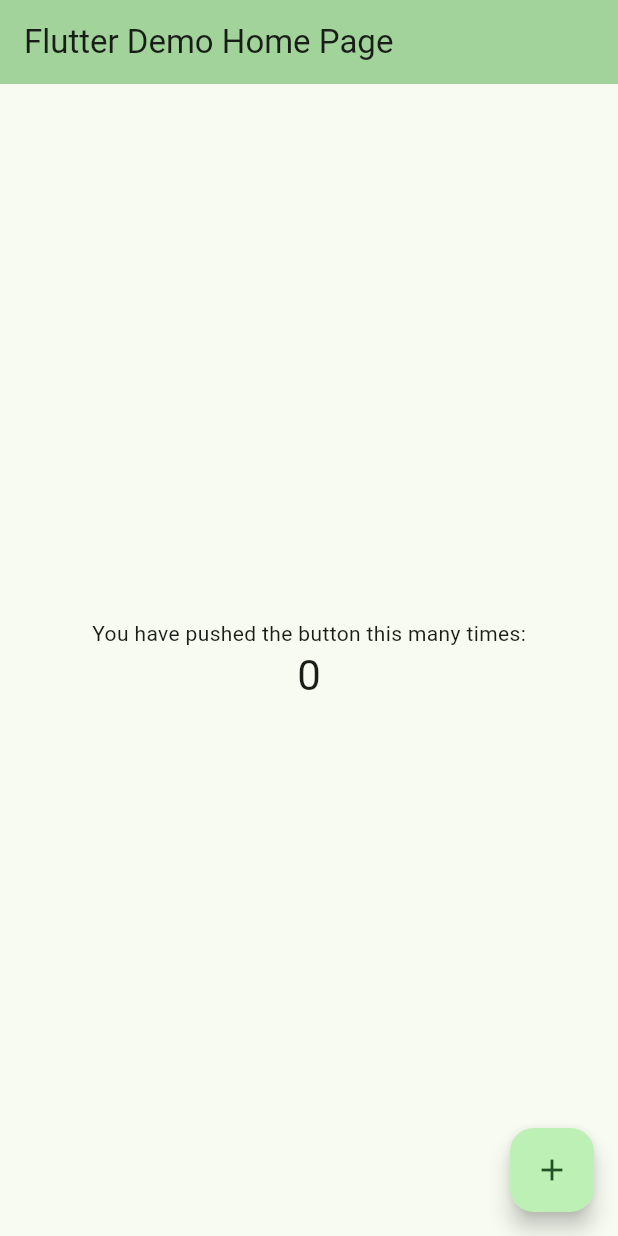
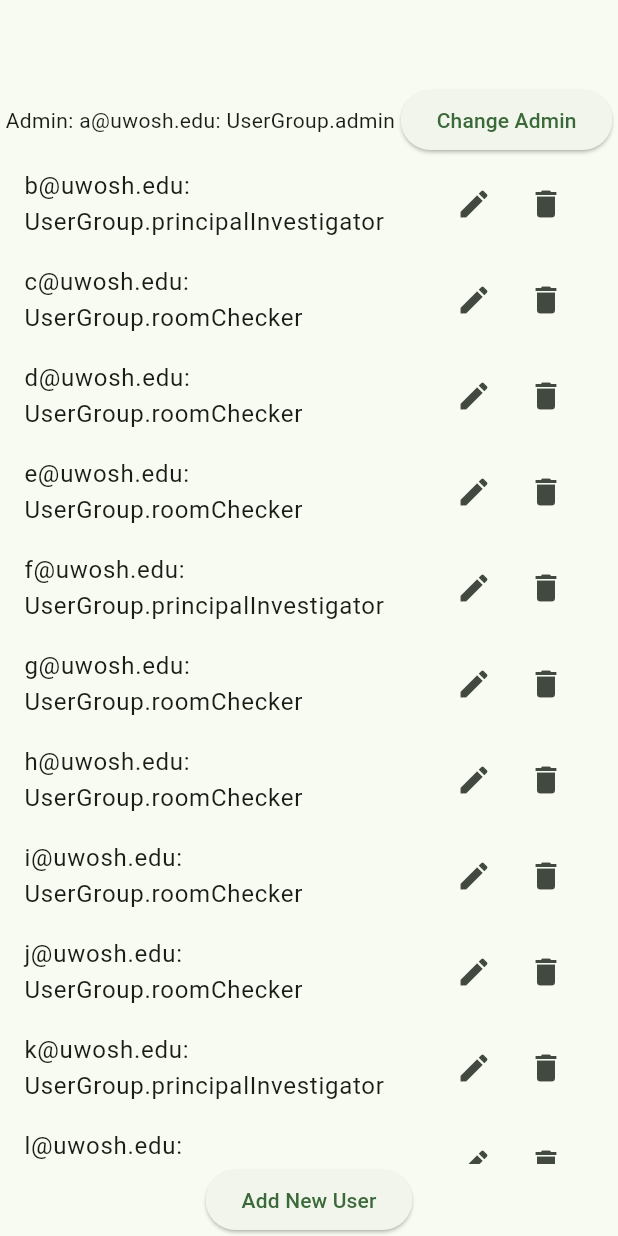
Before and after one commit to aljohnston112/AnimalRoomTaskManager, a Flutter app: the screen it shows after launch, on a phone screen of 412 x 824 dp. Run offline on Flutter 3.47's test engine with Material 3 defaults, Android fonts, the phone set to English and light mode, and no system bars; missing offline and left inert: postgres; accounts and stored records are empty.

Commit message:
Prototype of the user management screen is done

```diff
--- /dev/null
+++ b/lib/add_user_page.dart
@@ -0,0 +1,110 @@
+import 'package:flutter/material.dart';
+
+import 'user_repository.dart';
+
+class AddNewUserPage extends StatefulWidget {
+  final String? user;
+  final UserGroup? userGroup;
+
+  const AddNewUserPage(this.user, this.userGroup, {super.key});
+
+  @override
+  State<StatefulWidget> createState() {
+    return _AddNewUserState();
+  }
+}
+
+class _AddNewUserState extends State<AddNewUserPage> {
+  final _formKey = GlobalKey<FormState>();
+  final _emailController = TextEditingController();
+  UserGroup? selectedGroup;
+
+  _AddNewUserState();
+
+  @override
+  void initState() {
+    super.initState();
+    if (widget.user != null) {
+      _emailController.text = widget.user!;
+    }
+    selectedGroup = widget.userGroup;
+  }
+
+  @override
+  Widget build(BuildContext context) {
+    return Form(
+      key: _formKey,
+      child: Scaffold(
+        body: Column(
+          mainAxisAlignment: MainAxisAlignment.spaceEvenly,
+          children: [
+            _buildEmailTextFormField(),
+            _buildUserGroupDropdown(),
+            _buildAddUserButton(context),
+          ],
+        ),
+      ),
+    );
+  }
+
+  Widget _buildEmailTextFormField() {
+    if (widget.user != null) {}
+    return TextFormField(
+      controller: _emailController,
+      decoration: const InputDecoration(hintText: "Email"),
+      validator: _validateEmail,
+    );
+  }
+
+  String? _validateEmail(String? value) {
+    if (value == null || !RegExp(r'^.+@uwosh\.edu$').hasMatch(value)) {
+      return 'Email must include @uwosh.edu';
+    }
+    return null;
+  }
+
+  DropdownButtonFormField<UserGroup> _buildUserGroupDropdown() {
+    return DropdownButtonFormField<UserGroup>(
+      decoration: const InputDecoration(hintText: "User Group"),
+      items: UserGroup.values
+          .where((group) {
+        return group != UserGroup.admin;
+      })
+          .map((group) {
+        return DropdownMenuItem(value: group, child: Text(group.name));
+      })
+          .toList(),
+      initialValue: selectedGroup,
+      onChanged: (value) {
+        selectedGroup = value;
+      },
+      validator: (value) {
+        if (value == null) {
+          return 'Please select a user group';
+        }
+        return null;
+      },
+    );
+  }
+
+  ElevatedButton _buildAddUserButton(BuildContext context) {
+    return ElevatedButton(
+      onPressed: () async {
+        if (_formKey.currentState!.validate()) {
+          Navigator.pop(
+            context,
+            AddUserResult(email: _emailController.text, group: selectedGroup!),
+          );
+        }
+      },
+      child: Text("Add User"),
+    );
+  }
+}
+
+class AddUserResult {
+  final String email;
+  final UserGroup group;
+
+  AddUserResult({required this.email, required this.group});
+}
--- /dev/null
+++ b/lib/admin_transfer_page.dart
@@ -0,0 +1,58 @@
+import 'dart:collection';
+
+import 'package:flutter/material.dart';
+
+import 'user_repository.dart';
+
+class AdminTransferPage extends StatefulWidget {
+  final UnmodifiableListView<User> users;
+
+  const AdminTransferPage(this.users, {super.key});
+
+  @override
+  State<AdminTransferPage> createState() => _AdminTransferPageState();
+}
+
+class _AdminTransferPageState extends State<AdminTransferPage> {
+  User? selectedUser;
+
+  @override
+  Widget build(BuildContext context) {
+    return Scaffold(
+      appBar: AppBar(title: const Text("Admin Transfer")),
+      body: Column(
+        children: [_buildDropdownForUserList(), _buildConfirmButton(context)],
+      ),
+    );
+  }
+
+  DropdownButtonFormField<User> _buildDropdownForUserList() {
+    return DropdownButtonFormField<User>(
+      initialValue: selectedUser,
+      items: widget.users
+          .where((u) => u.group != UserGroup.admin)
+          .map((u) => DropdownMenuItem(value: u, child: Text(u.toString())))
+          .toList(),
+      onChanged: (value) {
+        setState(() {
+          selectedUser = value;
+        });
+      },
+      validator: _validateSelectedUser,
+    );
+  }
+
+  String? _validateSelectedUser(User? _) {
+    if (selectedUser == null || selectedUser!.group != UserGroup.admin) {
+      return "Please select a new admin";
+    }
+    return null;
+  }
+
+  ElevatedButton _buildConfirmButton(BuildContext context) {
+    return ElevatedButton(
+      onPressed: () => Navigator.pop(context, selectedUser),
+      child: const Text("Confirm"),
+    );
+  }
+}
--- a/lib/main.dart
+++ b/lib/main.dart
@@ -1,123 +1,30 @@
 import 'package:animal_room_task_manager/postgresql_client/Database.dart';
+import 'package:animal_room_task_manager/user_list_model.dart';
+import 'package:animal_room_task_manager/user_management_screen.dart';
+import 'package:animal_room_task_manager/user_repository.dart';
 import 'package:flutter/material.dart';
 
 Future<void> main() async {
   final database = await Database.create();
-  runApp(const MyApp());
+  var userRepository = UserRepository();
+  runApp(MyApp(userRepository));
 }
 
 class MyApp extends StatelessWidget {
-  const MyApp({super.key});
+  final UserRepository userRepository;
 
-  // This widget is the root of your application.
+  const MyApp(this.userRepository, {super.key});
+
   @override
   Widget build(BuildContext context) {
     return MaterialApp(
       title: 'Flutter Demo',
-      theme: ThemeData(
-        // This is the theme of your application.
-        //
-        // TRY THIS: Try running your application with "flutter run". You'll see
-        // the application has a purple toolbar. Then, without quitting the app,
-        // try changing the seedColor in the colorScheme below to Colors.green
-        // and then invoke "hot reload" (save your changes or press the "hot
-        // reload" button in a Flutter-supported IDE, or press "r" if you used
-        // the command line to start the app).
-        //
-        // Notice that the counter didn't reset back to zero; the application
-        // state is not lost during the reload. To reset the state, use hot
-        // restart instead.
-        //
-        // This works for code too, not just values: Most code changes can be
-        // tested with just a hot reload.
-        colorScheme: .fromSeed(seedColor: Colors.green),
-      ),
-      home: const MyHomePage(title: 'Flutter Demo Home Page'),
-    );
-  }
-}
-
-class MyHomePage extends StatefulWidget {
-  const MyHomePage({super.key, required this.title});
-
-  // This widget is the home page of your application. It is stateful, meaning
-  // that it has a State object (defined below) that contains fields that affect
-  // how it looks.
-
-  // This class is the configuration for the state. It holds the values (in this
-  // case the title) provided by the parent (in this case the App widget) and
-  // used by the build method of the State. Fields in a Widget subclass are
-  // always marked "final".
-
-  final String title;
-
-  @override
-  State<MyHomePage> createState() => _MyHomePageState();
-}
-
-class _MyHomePageState extends State<MyHomePage> {
-  int _counter = 0;
-
-  void _incrementCounter() {
-    setState(() {
-      // This call to setState tells the Flutter framework that something has
-      // changed in this State, which causes it to rerun the build method below
-      // so that the display can reflect the updated values. If we changed
-      // _counter without calling setState(), then the build method would not be
-      // called again, and so nothing would appear to happen.
-      _counter++;
-    });
-  }
-
-  @override
-  Widget build(BuildContext context) {
-    // This method is rerun every time setState is called, for instance as done
-    // by the _incrementCounter method above.
-    //
-    // The Flutter framework has been optimized to make rerunning build methods
-    // fast, so that you can just rebuild anything that needs updating rather
-    // than having to individually change instances of widgets.
-    return Scaffold(
-      appBar: AppBar(
-        // TRY THIS: Try changing the color here to a specific color (to
-        // Colors.amber, perhaps?) and trigger a hot reload to see the AppBar
-        // change color while the other colors stay the same.
-        backgroundColor: Theme.of(context).colorScheme.inversePrimary,
-        // Here we take the value from the MyHomePage object that was created by
-        // the App.build method, and use it to set our appbar title.
-        title: Text(widget.title),
-      ),
-      body: Center(
-        // Center is a layout widget. It takes a single child and positions it
-        // in the middle of the parent.
-        child: Column(
-          // Column is also a layout widget. It takes a list of children and
-          // arranges them vertically. By default, it sizes itself to fit its
-          // children horizontally, and tries to be as tall as its parent.
-          //
-          // Column has various properties to control how it sizes itself and
-          // how it positions its children. Here we use mainAxisAlignment to
-          // center the children vertically; the main axis here is the vertical
-          // axis because Columns are vertical (the cross axis would be
-          // horizontal).
-          //
-          // TRY THIS: Invoke "debug painting" (choose the "Toggle Debug Paint"
-          // action in the IDE, or press "p" in the console), to see the
-          // wireframe for each widget.
-          mainAxisAlignment: .center,
-          children: [
-            const Text('You have pushed the button this many times:'),
-            Text(
-              '$_counter',
-              style: Theme.of(context).textTheme.headlineMedium,
-            ),
-          ],
+      theme: ThemeData(colorScheme: .fromSeed(seedColor: Colors.green)),
+      home: Scaffold(
+        appBar: AppBar(),
+        body: UserManagementScreen(
+            userListModel: UserListModel(userRepository: userRepository)
         ),
-      ),
-      floatingActionButton: FloatingActionButton(
-        onPressed: _incrementCounter,
-        tooltip: 'Increment',
-        child: const Icon(Icons.add),
       ),
     );
   }
--- /dev/null
+++ b/lib/user_list_model.dart
@@ -0,0 +1,57 @@
+import 'dart:collection';
+
+import 'package:flutter/material.dart';
+
+import 'user_repository.dart';
+
+class UserListModel extends ChangeNotifier {
+  final UserRepository _userRepository;
+
+  late User _admin;
+
+  User get admin => _admin;
+
+  List<User> _users = [];
+
+  UnmodifiableListView<User> get users => UnmodifiableListView(_users);
+
+  UserListModel({required UserRepository userRepository})
+      : _userRepository = userRepository {
+    _admin = _userRepository.getAdmin();
+    _users = _userRepository.getUsers();
+  }
+
+  void addUser(User user) {
+    _users.add(user);
+    if (user.group == UserGroup.admin) {
+      _admin = user;
+    }
+    notifyListeners();
+    _users = _userRepository.getUsers();
+    _admin = _userRepository.getAdmin();
+  }
+
+  void updateUser(User user) {
+    _users.removeWhere((u) {
+      return u.email == user.email;
+    });
+    addUser(user);
+    notifyListeners();
+    _userRepository.updateUser(user);
+  }
+
+  void removeUser(User user) {
+    _users.remove(user);
+    notifyListeners();
+    _userRepository.removeUser(user);
+  }
+
+  void changeAdmin(User newAdmin) {
+    User oldAdmin = admin;
+    _admin = newAdmin;
+    notifyListeners();
+    _userRepository.changeAdmin(oldAdmin, newAdmin);
+    _users = _userRepository.getUsers();
+    _admin = _userRepository.getAdmin();
+  }
+}
--- /dev/null
+++ b/lib/user_management_screen.dart
@@ -0,0 +1,171 @@
+import 'dart:collection';
+
+import 'package:animal_room_task_manager/user_list_model.dart';
+import 'package:animal_room_task_manager/user_repository.dart';
+import 'package:flutter/material.dart';
+
+import 'add_user_page.dart';
+import 'admin_transfer_page.dart';
+
+class UserManagementScreen extends StatelessWidget {
+  final UserListModel userListModel;
+
+  const UserManagementScreen({super.key, required this.userListModel});
+
+  @override
+  Widget build(BuildContext context) {
+    return ListenableBuilder(
+      listenable: userListModel,
+      builder: (context, _) {
+        return Column(
+          mainAxisAlignment: MainAxisAlignment.spaceEvenly,
+          children: [
+            AdminRow(userListModel: userListModel),
+            UserList(userListModel: userListModel),
+            _buildAddNewUserButton(context),
+          ],
+        );
+      },
+    );
+  }
+
+  ElevatedButton _buildAddNewUserButton(BuildContext context) {
+    return ElevatedButton(
+      onPressed: () async {
+        final AddUserResult? result = await Navigator.push(
+          context,
+          MaterialPageRoute(builder: (_) => AddNewUserPage(null, null)),
+        );
+        if (result != null) {
+          userListModel.addUser(User(email: result.email, group: result.group));
+        }
+      },
+      child: Text("Add New User"),
+    );
+  }
+}
+
+class AdminRow extends StatelessWidget{
+
+  final UserListModel userListModel;
+
+  const AdminRow({super.key, required this.userListModel});
+
+  @override
+  Widget build(BuildContext context) {
+    return Row(
+      mainAxisAlignment: MainAxisAlignment.spaceEvenly,
+      children: [
+        Text("Admin: ${userListModel.admin}"),
+        _buildAdminTransferButton(context),
+      ],
+    );
+  }
+
+  ElevatedButton _buildAdminTransferButton(BuildContext context) {
+    return ElevatedButton(
+      onPressed: () async {
+        final User? result = await Navigator.push(
+          context,
+          MaterialPageRoute(
+            builder: (_) => AdminTransferPage(userListModel.users),
+          ),
+        );
+        if (result != null) {
+          userListModel.changeAdmin(result);
+        }
+      },
+      child: Text("Change Admin"),
+    );
+  }
+
+}
+
+class UserList extends StatelessWidget{
+
+  final UserListModel userListModel;
+
+  const UserList({super.key, required this.userListModel});
+
+  @override
+  Widget build(BuildContext context) {
+    return Expanded(
+      child: ListView(
+        children: userListModel.users
+            .where((user) => user.group != UserGroup.admin)
+            .map((user) => _buildUserListTile(context, user))
+            .toList(),
+      ),
+    );
+  }
+
+  ListTile _buildUserListTile(BuildContext context, User user) {
+    return ListTile(
+      title: Center(child: Text(user.toString())),
+      trailing: Row(
+        mainAxisSize: MainAxisSize.min,
+        children: [
+          _buildEditIconButton(context, user),
+          _buildDeleteIconButton(context, user),
+        ],
+      ),
+    );
+  }
+
+  IconButton _buildEditIconButton(BuildContext context, User user) {
+    return IconButton(
+      icon: Icon(Icons.edit),
+      onPressed: () async {
+        final AddUserResult? result = await Navigator.push(
+          context,
+          MaterialPageRoute(
+            builder: (_) => AddNewUserPage(user.email, user.group),
+          ),
+        );
+        if (result != null) {
+          userListModel.updateUser(
+            User(email: result.email, group: result.group),
+          );
+        }
+      },
+    );
+  }
+
+  IconButton _buildDeleteIconButton(BuildContext context, User user) {
+    return IconButton(
+      icon: Icon(Icons.delete),
+      onPressed: () async {
+        showDialog<bool>(
+          context: context,
+          builder: (context) =>
+              buildDeleteUserConfirmationDialog(user, context),
+        ).then((result) {
+          if (result == true) {
+            userListModel.removeUser(user);
+          }
+        });
+      },
+    );
+  }
+
+  AlertDialog buildDeleteUserConfirmationDialog(
+      User user,
+      BuildContext context,
+      ) {
+    return AlertDialog(
+      title: Text('Confirm User Deletion'),
+      content: Text('Are you sure you want to delete $user?'),
+      actions: [
+        TextButton(
+          onPressed: () => Navigator.pop(context, false),
+          child: Text('No'),
+        ),
+        TextButton(
+          onPressed: () => Navigator.pop(context, true),
+          child: Text('Yes'),
+        ),
+      ],
+    );
+  }
+
+}
--- /dev/null
+++ b/lib/user_repository.dart
@@ -0,0 +1,81 @@
+enum UserGroup { admin, principalInvestigator, roomChecker }
+
+class User {
+  final String email;
+  final UserGroup group;
+
+  const User({required this.email, required this.group});
+
+  @override
+  String toString() {
+    return "$email: $group";
+  }
+}
+
+class UserRepository {
+
+  final List<User> _users = [
+    User(email: "a@uwosh.edu", group: UserGroup.admin),
+    User(email: "b@uwosh.edu", group: UserGroup.principalInvestigator),
+    User(email: "c@uwosh.edu", group: UserGroup.roomChecker),
+    User(email: "d@uwosh.edu", group: UserGroup.roomChecker),
+    User(email: "e@uwosh.edu", group: UserGroup.roomChecker),
+    User(email: "f@uwosh.edu", group: UserGroup.principalInvestigator),
+    User(email: "g@uwosh.edu", group: UserGroup.roomChecker),
+    User(email: "h@uwosh.edu", group: UserGroup.roomChecker),
+    User(email: "i@uwosh.edu", group: UserGroup.roomChecker),
+    User(email: "j@uwosh.edu", group: UserGroup.roomChecker),
+    User(email: "k@uwosh.edu", group: UserGroup.principalInvestigator),
+    User(email: "l@uwosh.edu", group: UserGroup.roomChecker),
+    User(email: "m@uwosh.edu", group: UserGroup.roomChecker),
+    User(email: "n@uwosh.edu", group: UserGroup.roomChecker),
+    User(email: "o@uwosh.edu", group: UserGroup.principalInvestigator),
+    User(email: "p@uwosh.edu", group: UserGroup.roomChecker),
+    User(email: "q@uwosh.edu", group: UserGroup.roomChecker),
+    User(email: "r@uwosh.edu", group: UserGroup.roomChecker),
+    User(email: "s@uwosh.edu", group: UserGroup.principalInvestigator),
+    User(email: "t@uwosh.edu", group: UserGroup.roomChecker),
+    User(email: "u@uwosh.edu", group: UserGroup.roomChecker),
+    User(email: "v@uwosh.edu", group: UserGroup.roomChecker),
+    User(email: "w@uwosh.edu", group: UserGroup.principalInvestigator),
+    User(email: "x@uwosh.edu", group: UserGroup.roomChecker),
+    User(email: "y@uwosh.edu", group: UserGroup.roomChecker),
+    User(email: "z@uwosh.edu", group: UserGroup.roomChecker),
+  ];
+
+  List<User> getUsers() {
+    return _users;
+  }
+
+  User getAdmin() {
+    getUsers();
+    return _users.singleWhere((u) {
+      return u.group == UserGroup.admin;
+    });
+  }
+
+  void addUser(User user) {
+    _users.add(user);
+  }
+
+  void updateUser(User user) {
+    _users.removeWhere((u) {
+      return u.email == user.email;
+    });
+    addUser(user);
+  }
+
+  void removeUser(User user) {
+    _users.remove(user);
+  }
+
+  void changeAdmin(User admin, User newAdmin) {
+    updateUser(
+      User(email: admin.email, group: UserGroup.principalInvestigator),
+    );
+    updateUser(
+      User(email: newAdmin.email, group: UserGroup.admin),
+    );
+  }
+
+}
```
Also changed, not shown: pubspec.lock, 2 other files.
